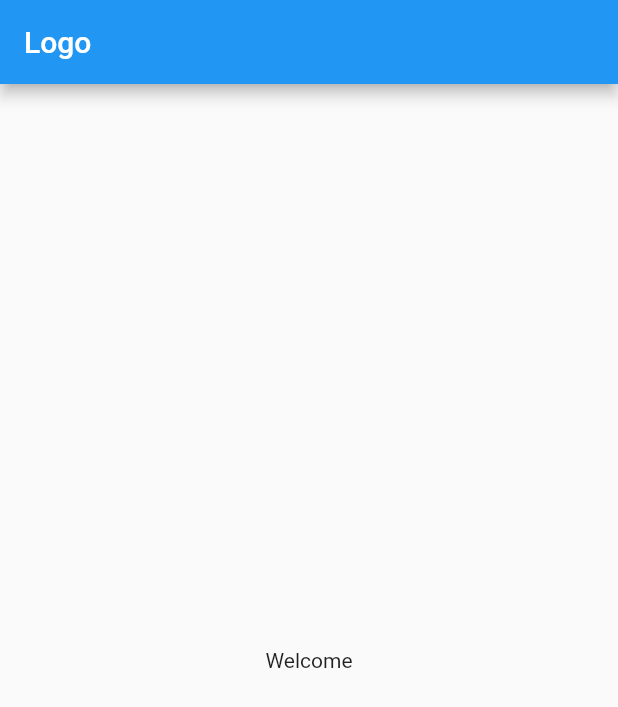
After one commit to RACP-APP/RACP-MobileFlutter, a Flutter app: the screen it shows after launch, on a phone screen of 412 x 824 dp. The commit adds this screen. Shown: the top 707 px of the screen. Run offline on Flutter 3.47's test engine with Material 2 defaults, Android fonts, the light colour scheme and no system bars.

Commit message:
create welcomePage done by mustaf&esraa

```diff
--- a/my_app/lib/main.dart
+++ b/my_app/lib/main.dart
@@ -1,20 +1,4 @@
 import 'package:flutter/material.dart';
+import 'ui/welcome.dart';
 
-void main() => runApp(MyApp());
-
-class MyApp extends StatelessWidget {
-  @override
-  Widget build(BuildContext context) {
-    return MaterialApp(
-      title: 'Welcome to Flutter',
-      home: Scaffold(
-        appBar: AppBar(
-          title: Text('Welcome to Flutter'),
-        ),
-        body: Center(
-          child: Text('Hello World'),
-        ),
-      ),
-    );
-  }
-}
+void main() => runApp(Welcome());
--- /dev/null
+++ b/my_app/lib/ui/welcome.dart
@@ -0,0 +1,19 @@
+import 'package:flutter/material.dart';
+
+
+class Welcome extends StatelessWidget {
+  @override
+  Widget build(BuildContext context) {
+    return MaterialApp(
+      title: 'Welcome to Flutter',
+      home: Scaffold(
+        appBar: AppBar(
+          title: Text('Logo'),
+        ),
+        body: Center(
+          child: Text('Welcome'),
+        ),
+      ),
+    );
+  }
+}
```
